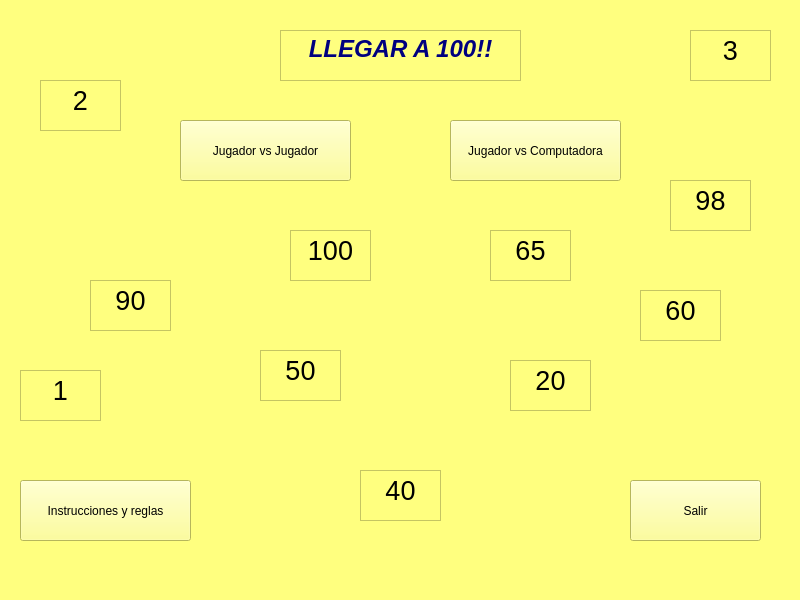
Old version of the form Interfaz/mainwindow.ui in the repository CastilloSebas2005/PI_EnsambladorG04_llegarA100.
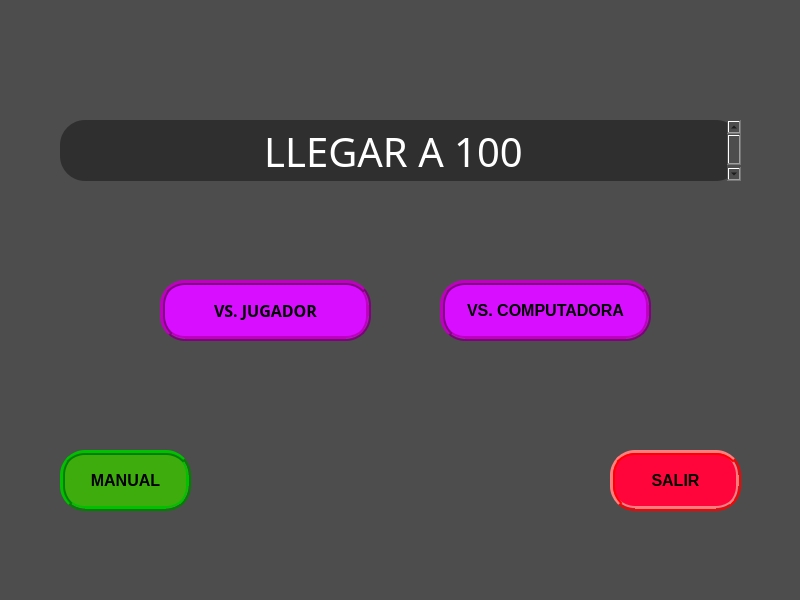
New version of the form.

Commit message: interfaz menu

```diff
--- a/Interfaz/mainwindow.ui
+++ b/Interfaz/mainwindow.ui
@@ -26,363 +26,171 @@
    <string>MainWindow</string>
   </property>
   <property name="styleSheet">
-   <string notr="true">background-color: rgb(255, 255, 127);</string>
+   <string notr="true">background-color: rgb(77, 77, 77);
+background-position: center;
+background-repeat: no-repeat;
+background-size: cover;</string>
   </property>
   <widget class="QWidget" name="centralwidget">
    <widget class="QPushButton" name="pushButton">
     <property name="geometry">
      <rect>
-      <x>180</x>
-      <y>120</y>
-      <width>171</width>
+      <x>160</x>
+      <y>280</y>
+      <width>211</width>
       <height>61</height>
      </rect>
     </property>
+    <property name="font">
+     <font>
+      <family>Sans Serif</family>
+      <pointsize>-1</pointsize>
+      <weight>75</weight>
+      <bold>true</bold>
+      <strikeout>false</strikeout>
+      <kerning>true</kerning>
+     </font>
+    </property>
     <property name="styleSheet">
-     <string notr="true">font: 9pt &quot;Source Code Pro&quot;;
-font: 700 italic 9pt &quot;C059 [UKWN]&quot;;</string>
+     <string notr="true">background: rgb(215, 14, 255);  /* Fondo morado */
+border-radius: 25px;  /* Bordes redondeados */
+border: 5px ridge purple;  /* Borde surcado morado */
+font-size: 16px;  /* Tamaño de fuente */
+padding: 0px;</string>
     </property>
     <property name="text">
-     <string>Jugador vs Jugador</string>
+     <string>VS. JUGADOR</string>
     </property>
    </widget>
    <widget class="QPushButton" name="pushButton_2">
     <property name="geometry">
      <rect>
-      <x>450</x>
-      <y>120</y>
-      <width>171</width>
+      <x>440</x>
+      <y>280</y>
+      <width>211</width>
       <height>61</height>
      </rect>
     </property>
+    <property name="font">
+     <font>
+      <pointsize>-1</pointsize>
+      <weight>75</weight>
+      <bold>true</bold>
+     </font>
+    </property>
     <property name="styleSheet">
-     <string notr="true">font: 700 italic 9pt &quot;C059 [UKWN]&quot;;</string>
+     <string notr="true">background: rgb(215, 14, 255);  /* Fondo morado */
+border-radius: 25px;  /* Bordes redondeados */
+border: 5px ridge purple;  /* Borde surcado morado */
+font-size: 16px;  /* Tamaño de fuente */
+padding: 0px;</string>
     </property>
     <property name="text">
-     <string>Jugador vs Computadora</string>
+     <string>VS. COMPUTADORA</string>
     </property>
    </widget>
    <widget class="QPushButton" name="pushButton_3">
     <property name="geometry">
      <rect>
-      <x>630</x>
-      <y>480</y>
+      <x>610</x>
+      <y>450</y>
       <width>131</width>
       <height>61</height>
      </rect>
     </property>
+    <property name="font">
+     <font>
+      <pointsize>-1</pointsize>
+      <weight>75</weight>
+      <bold>true</bold>
+     </font>
+    </property>
     <property name="styleSheet">
-     <string notr="true">font: 700 italic 9pt &quot;C059 [UKWN]&quot;;</string>
+     <string notr="true">background: rgb(255, 5, 59);  /* Fondo morado */
+border-radius: 25px;  /* Bordes redondeados */
+border: 5px ridge red;  /* Borde surcado morado */
+font-size: 16px;  /* Tamaño de fuente */
+padding: 0px;</string>
     </property>
     <property name="text">
-     <string>Salir</string>
+     <string>SALIR</string>
     </property>
    </widget>
    <widget class="QPushButton" name="pushButton_4">
     <property name="geometry">
      <rect>
-      <x>20</x>
-      <y>480</y>
-      <width>171</width>
+      <x>60</x>
+      <y>450</y>
+      <width>131</width>
       <height>61</height>
      </rect>
     </property>
+    <property name="font">
+     <font>
+      <pointsize>-1</pointsize>
+      <weight>75</weight>
+      <bold>true</bold>
+     </font>
+    </property>
     <property name="styleSheet">
-     <string notr="true">font: 700 italic 9pt &quot;C059 [UKWN]&quot;;</string>
+     <string notr="true">background: rgb(63, 172, 13);  /* Fondo morado */
+border-radius: 25px;  /* Bordes redondeados */
+border: 5px ridge green;  /* Borde surcado morado */
+font-size: 16px;  /* Tamaño de fuente */
+padding: 0px;</string>
     </property>
     <property name="text">
-     <string>Instrucciones y reglas</string>
+     <string>MANUAL</string>
     </property>
    </widget>
    <widget class="QTextEdit" name="textEdit">
     <property name="geometry">
      <rect>
-      <x>280</x>
-      <y>30</y>
-      <width>241</width>
-      <height>51</height>
+      <x>60</x>
+      <y>120</y>
+      <width>681</width>
+      <height>61</height>
      </rect>
     </property>
-    <property name="styleSheet">
-     <string notr="true">font: 700 italic 9pt &quot;C059 [UKWN]&quot;;</string>
+    <property name="font">
+     <font>
+      <family>Sans Serif</family>
+      <pointsize>20</pointsize>
+      <weight>75</weight>
+      <bold>true</bold>
+     </font>
     </property>
-    <property name="html">
-     <string>&lt;!DOCTYPE HTML PUBLIC &quot;-//W3C//DTD HTML 4.0//EN&quot; &quot;http://www.w3.org/TR/REC-html40/strict.dtd&quot;&gt;
-&lt;html&gt;&lt;head&gt;&lt;meta name=&quot;qrichtext&quot; content=&quot;1&quot; /&gt;&lt;meta charset=&quot;utf-8&quot; /&gt;&lt;style type=&quot;text/css&quot;&gt;
-p, li { white-space: pre-wrap; }
-hr { height: 1px; border-width: 0; }
-li.unchecked::marker { content: &quot;\2610&quot;; }
-li.checked::marker { content: &quot;\2612&quot;; }
-&lt;/style&gt;&lt;/head&gt;&lt;body style=&quot; font-family:'C059 [UKWN]'; font-size:9pt; font-weight:700; font-style:italic;&quot;&gt;
-&lt;p align=&quot;center&quot; style=&quot; margin-top:12px; margin-bottom:12px; margin-left:0px; margin-right:0px; -qt-block-indent:0; text-indent:0px;&quot;&gt;&lt;span style=&quot; font-size:18pt; color:#00007f;&quot;&gt;LLEGAR A 100!!&lt;/span&gt;&lt;/p&gt;&lt;/body&gt;&lt;/html&gt;</string>
+    <property name="mouseTracking">
+     <bool>false</bool>
     </property>
-   </widget>
-   <widget class="QTextEdit" name="textEdit_2">
-    <property name="geometry">
-     <rect>
-      <x>20</x>
-      <y>370</y>
-      <width>81</width>
-      <height>51</height>
-     </rect>
+    <property name="acceptDrops">
+     <bool>false</bool>
     </property>
-    <property name="styleSheet">
-     <string notr="true">font: 9pt &quot;C059 [UKWN]&quot;;</string>
+    <property name="autoFillBackground">
+     <bool>false</bool>
     </property>
-    <property name="html">
-     <string>&lt;!DOCTYPE HTML PUBLIC &quot;-//W3C//DTD HTML 4.0//EN&quot; &quot;http://www.w3.org/TR/REC-html40/strict.dtd&quot;&gt;
-&lt;html&gt;&lt;head&gt;&lt;meta name=&quot;qrichtext&quot; content=&quot;1&quot; /&gt;&lt;meta charset=&quot;utf-8&quot; /&gt;&lt;style type=&quot;text/css&quot;&gt;
-p, li { white-space: pre-wrap; }
-hr { height: 1px; border-width: 0; }
-li.unchecked::marker { content: &quot;\2610&quot;; }
-li.checked::marker { content: &quot;\2612&quot;; }
-&lt;/style&gt;&lt;/head&gt;&lt;body style=&quot; font-family:'C059 [UKWN]'; font-size:9pt; font-weight:400; font-style:normal;&quot;&gt;
-&lt;p align=&quot;center&quot; style=&quot; margin-top:0px; margin-bottom:0px; margin-left:0px; margin-right:0px; -qt-block-indent:0; text-indent:0px;&quot;&gt;&lt;span style=&quot; font-family:'Sans Serif'; font-size:20pt;&quot;&gt;1&lt;/span&gt;&lt;/p&gt;&lt;/body&gt;&lt;/html&gt;</string>
-    </property>
-   </widget>
-   <widget class="QTextEdit" name="textEdit_3">
-    <property name="geometry">
-     <rect>
-      <x>90</x>
-      <y>280</y>
-      <width>81</width>
-      <height>51</height>
-     </rect>
-    </property>
     <property name="styleSheet">
-     <string notr="true">font: 9pt &quot;C059 [UKWN]&quot;;</string>
+     <string notr="true">QTextEdit {
+	background: rgb(47, 47, 47);
+    font-family: Sans Serif;
+    font-size: 20pt;
+    font-weight: bold;
+    font-style: bold;
+	border-radius: 25px;  /* Bordes redondeados */
+}
+</string>
     </property>
-    <property name="html">
-     <string>&lt;!DOCTYPE HTML PUBLIC &quot;-//W3C//DTD HTML 4.0//EN&quot; &quot;http://www.w3.org/TR/REC-html40/strict.dtd&quot;&gt;
-&lt;html&gt;&lt;head&gt;&lt;meta name=&quot;qrichtext&quot; content=&quot;1&quot; /&gt;&lt;meta charset=&quot;utf-8&quot; /&gt;&lt;style type=&quot;text/css&quot;&gt;
-p, li { white-space: pre-wrap; }
-hr { height: 1px; border-width: 0; }
-li.unchecked::marker { content: &quot;\2610&quot;; }
-li.checked::marker { content: &quot;\2612&quot;; }
-&lt;/style&gt;&lt;/head&gt;&lt;body style=&quot; font-family:'C059 [UKWN]'; font-size:9pt; font-weight:400; font-style:normal;&quot;&gt;
-&lt;p align=&quot;center&quot; style=&quot; margin-top:0px; margin-bottom:0px; margin-left:0px; margin-right:0px; -qt-block-indent:0; text-indent:0px;&quot;&gt;&lt;span style=&quot; font-family:'Sans Serif'; font-size:20pt;&quot;&gt;90&lt;/span&gt;&lt;/p&gt;&lt;/body&gt;&lt;/html&gt;</string>
+    <property name="sizeAdjustPolicy">
+     <enum>QAbstractScrollArea::AdjustToContentsOnFirstShow</enum>
     </property>
-   </widget>
-   <widget class="QTextEdit" name="textEdit_4">
-    <property name="geometry">
-     <rect>
-      <x>640</x>
-      <y>290</y>
-      <width>81</width>
-      <height>51</height>
-     </rect>
-    </property>
-    <property name="styleSheet">
-     <string notr="true">font: 9pt &quot;C059 [UKWN]&quot;;</string>
-    </property>
     <property name="html">
      <string>&lt;!DOCTYPE HTML PUBLIC &quot;-//W3C//DTD HTML 4.0//EN&quot; &quot;http://www.w3.org/TR/REC-html40/strict.dtd&quot;&gt;
-&lt;html&gt;&lt;head&gt;&lt;meta name=&quot;qrichtext&quot; content=&quot;1&quot; /&gt;&lt;meta charset=&quot;utf-8&quot; /&gt;&lt;style type=&quot;text/css&quot;&gt;
+&lt;html&gt;&lt;head&gt;&lt;meta name=&quot;qrichtext&quot; content=&quot;1&quot; /&gt;&lt;style type=&quot;text/css&quot;&gt;
 p, li { white-space: pre-wrap; }
-hr { height: 1px; border-width: 0; }
-li.unchecked::marker { content: &quot;\2610&quot;; }
-li.checked::marker { content: &quot;\2612&quot;; }
-&lt;/style&gt;&lt;/head&gt;&lt;body style=&quot; font-family:'C059 [UKWN]'; font-size:9pt; font-weight:400; font-style:normal;&quot;&gt;
-&lt;p align=&quot;center&quot; style=&quot; margin-top:0px; margin-bottom:0px; margin-left:0px; margin-right:0px; -qt-block-indent:0; text-indent:0px;&quot;&gt;&lt;span style=&quot; font-family:'Sans Serif'; font-size:20pt;&quot;&gt;60&lt;/span&gt;&lt;/p&gt;&lt;/body&gt;&lt;/html&gt;</string>
+&lt;/style&gt;&lt;/head&gt;&lt;body style=&quot; font-family:'Sans Serif'; font-size:20pt; font-weight:600; font-style:normal;&quot;&gt;
+&lt;p align=&quot;center&quot; style=&quot; margin-top:0px; margin-bottom:0px; margin-left:0px; margin-right:0px; -qt-block-indent:0; text-indent:0px;&quot;&gt;&lt;span style=&quot; font-size:30pt; font-weight:400; color:#ffffff;&quot;&gt;LLEGAR A 100&lt;/span&gt;&lt;/p&gt;&lt;/body&gt;&lt;/html&gt;</string>
     </property>
    </widget>
-   <widget class="QTextEdit" name="textEdit_5">
-    <property name="geometry">
-     <rect>
-      <x>670</x>
-      <y>180</y>
-      <width>81</width>
-      <height>51</height>
-     </rect>
-    </property>
-    <property name="styleSheet">
-     <string notr="true">font: 9pt &quot;C059 [UKWN]&quot;;</string>
-    </property>
-    <property name="html">
-     <string>&lt;!DOCTYPE HTML PUBLIC &quot;-//W3C//DTD HTML 4.0//EN&quot; &quot;http://www.w3.org/TR/REC-html40/strict.dtd&quot;&gt;
-&lt;html&gt;&lt;head&gt;&lt;meta name=&quot;qrichtext&quot; content=&quot;1&quot; /&gt;&lt;meta charset=&quot;utf-8&quot; /&gt;&lt;style type=&quot;text/css&quot;&gt;
-p, li { white-space: pre-wrap; }
-hr { height: 1px; border-width: 0; }
-li.unchecked::marker { content: &quot;\2610&quot;; }
-li.checked::marker { content: &quot;\2612&quot;; }
-&lt;/style&gt;&lt;/head&gt;&lt;body style=&quot; font-family:'C059 [UKWN]'; font-size:9pt; font-weight:400; font-style:normal;&quot;&gt;
-&lt;p align=&quot;center&quot; style=&quot; margin-top:0px; margin-bottom:0px; margin-left:0px; margin-right:0px; -qt-block-indent:0; text-indent:0px;&quot;&gt;&lt;span style=&quot; font-family:'Sans Serif'; font-size:20pt;&quot;&gt;98&lt;/span&gt;&lt;/p&gt;&lt;/body&gt;&lt;/html&gt;</string>
-    </property>
-   </widget>
-   <widget class="QTextEdit" name="textEdit_6">
-    <property name="geometry">
-     <rect>
-      <x>290</x>
-      <y>230</y>
-      <width>81</width>
-      <height>51</height>
-     </rect>
-    </property>
-    <property name="styleSheet">
-     <string notr="true">font: 9pt &quot;C059 [UKWN]&quot;;</string>
-    </property>
-    <property name="html">
-     <string>&lt;!DOCTYPE HTML PUBLIC &quot;-//W3C//DTD HTML 4.0//EN&quot; &quot;http://www.w3.org/TR/REC-html40/strict.dtd&quot;&gt;
-&lt;html&gt;&lt;head&gt;&lt;meta name=&quot;qrichtext&quot; content=&quot;1&quot; /&gt;&lt;meta charset=&quot;utf-8&quot; /&gt;&lt;style type=&quot;text/css&quot;&gt;
-p, li { white-space: pre-wrap; }
-hr { height: 1px; border-width: 0; }
-li.unchecked::marker { content: &quot;\2610&quot;; }
-li.checked::marker { content: &quot;\2612&quot;; }
-&lt;/style&gt;&lt;/head&gt;&lt;body style=&quot; font-family:'C059 [UKWN]'; font-size:9pt; font-weight:400; font-style:normal;&quot;&gt;
-&lt;p align=&quot;center&quot; style=&quot; margin-top:0px; margin-bottom:0px; margin-left:0px; margin-right:0px; -qt-block-indent:0; text-indent:0px;&quot;&gt;&lt;span style=&quot; font-family:'Sans Serif'; font-size:20pt;&quot;&gt;100&lt;/span&gt;&lt;/p&gt;&lt;/body&gt;&lt;/html&gt;</string>
-    </property>
-   </widget>
-   <widget class="QTextEdit" name="textEdit_7">
-    <property name="geometry">
-     <rect>
-      <x>360</x>
-      <y>470</y>
-      <width>81</width>
-      <height>51</height>
-     </rect>
-    </property>
-    <property name="styleSheet">
-     <string notr="true">font: 9pt &quot;C059 [UKWN]&quot;;</string>
-    </property>
-    <property name="html">
-     <string>&lt;!DOCTYPE HTML PUBLIC &quot;-//W3C//DTD HTML 4.0//EN&quot; &quot;http://www.w3.org/TR/REC-html40/strict.dtd&quot;&gt;
-&lt;html&gt;&lt;head&gt;&lt;meta name=&quot;qrichtext&quot; content=&quot;1&quot; /&gt;&lt;meta charset=&quot;utf-8&quot; /&gt;&lt;style type=&quot;text/css&quot;&gt;
-p, li { white-space: pre-wrap; }
-hr { height: 1px; border-width: 0; }
-li.unchecked::marker { content: &quot;\2610&quot;; }
-li.checked::marker { content: &quot;\2612&quot;; }
-&lt;/style&gt;&lt;/head&gt;&lt;body style=&quot; font-family:'C059 [UKWN]'; font-size:9pt; font-weight:400; font-style:normal;&quot;&gt;
-&lt;p align=&quot;center&quot; style=&quot; margin-top:0px; margin-bottom:0px; margin-left:0px; margin-right:0px; -qt-block-indent:0; text-indent:0px;&quot;&gt;&lt;span style=&quot; font-family:'Sans Serif'; font-size:20pt;&quot;&gt;40&lt;/span&gt;&lt;/p&gt;&lt;/body&gt;&lt;/html&gt;</string>
-    </property>
-   </widget>
-   <widget class="QTextEdit" name="textEdit_8">
-    <property name="geometry">
-     <rect>
-      <x>260</x>
-      <y>350</y>
-      <width>81</width>
-      <height>51</height>
-     </rect>
-    </property>
-    <property name="styleSheet">
-     <string notr="true">font: 9pt &quot;C059 [UKWN]&quot;;</string>
-    </property>
-    <property name="html">
-     <string>&lt;!DOCTYPE HTML PUBLIC &quot;-//W3C//DTD HTML 4.0//EN&quot; &quot;http://www.w3.org/TR/REC-html40/strict.dtd&quot;&gt;
-&lt;html&gt;&lt;head&gt;&lt;meta name=&quot;qrichtext&quot; content=&quot;1&quot; /&gt;&lt;meta charset=&quot;utf-8&quot; /&gt;&lt;style type=&quot;text/css&quot;&gt;
-p, li { white-space: pre-wrap; }
-hr { height: 1px; border-width: 0; }
-li.unchecked::marker { content: &quot;\2610&quot;; }
-li.checked::marker { content: &quot;\2612&quot;; }
-&lt;/style&gt;&lt;/head&gt;&lt;body style=&quot; font-family:'C059 [UKWN]'; font-size:9pt; font-weight:400; font-style:normal;&quot;&gt;
-&lt;p align=&quot;center&quot; style=&quot; margin-top:0px; margin-bottom:0px; margin-left:0px; margin-right:0px; -qt-block-indent:0; text-indent:0px;&quot;&gt;&lt;span style=&quot; font-family:'Sans Serif'; font-size:20pt;&quot;&gt;50&lt;/span&gt;&lt;/p&gt;&lt;/body&gt;&lt;/html&gt;</string>
-    </property>
-   </widget>
-   <widget class="QTextEdit" name="textEdit_9">
-    <property name="geometry">
-     <rect>
-      <x>490</x>
-      <y>230</y>
-      <width>81</width>
-      <height>51</height>
-     </rect>
-    </property>
-    <property name="styleSheet">
-     <string notr="true">font: 9pt &quot;C059 [UKWN]&quot;;</string>
-    </property>
-    <property name="html">
-     <string>&lt;!DOCTYPE HTML PUBLIC &quot;-//W3C//DTD HTML 4.0//EN&quot; &quot;http://www.w3.org/TR/REC-html40/strict.dtd&quot;&gt;
-&lt;html&gt;&lt;head&gt;&lt;meta name=&quot;qrichtext&quot; content=&quot;1&quot; /&gt;&lt;meta charset=&quot;utf-8&quot; /&gt;&lt;style type=&quot;text/css&quot;&gt;
-p, li { white-space: pre-wrap; }
-hr { height: 1px; border-width: 0; }
-li.unchecked::marker { content: &quot;\2610&quot;; }
-li.checked::marker { content: &quot;\2612&quot;; }
-&lt;/style&gt;&lt;/head&gt;&lt;body style=&quot; font-family:'C059 [UKWN]'; font-size:9pt; font-weight:400; font-style:normal;&quot;&gt;
-&lt;p align=&quot;center&quot; style=&quot; margin-top:0px; margin-bottom:0px; margin-left:0px; margin-right:0px; -qt-block-indent:0; text-indent:0px;&quot;&gt;&lt;span style=&quot; font-family:'Sans Serif'; font-size:20pt;&quot;&gt;65&lt;/span&gt;&lt;/p&gt;&lt;/body&gt;&lt;/html&gt;</string>
-    </property>
-   </widget>
-   <widget class="QTextEdit" name="textEdit_10">
-    <property name="geometry">
-     <rect>
-      <x>40</x>
-      <y>80</y>
-      <width>81</width>
-      <height>51</height>
-     </rect>
-    </property>
-    <property name="styleSheet">
-     <string notr="true">font: 9pt &quot;C059 [UKWN]&quot;;</string>
-    </property>
-    <property name="html">
-     <string>&lt;!DOCTYPE HTML PUBLIC &quot;-//W3C//DTD HTML 4.0//EN&quot; &quot;http://www.w3.org/TR/REC-html40/strict.dtd&quot;&gt;
-&lt;html&gt;&lt;head&gt;&lt;meta name=&quot;qrichtext&quot; content=&quot;1&quot; /&gt;&lt;meta charset=&quot;utf-8&quot; /&gt;&lt;style type=&quot;text/css&quot;&gt;
-p, li { white-space: pre-wrap; }
-hr { height: 1px; border-width: 0; }
-li.unchecked::marker { content: &quot;\2610&quot;; }
-li.checked::marker { content: &quot;\2612&quot;; }
-&lt;/style&gt;&lt;/head&gt;&lt;body style=&quot; font-family:'C059 [UKWN]'; font-size:9pt; font-weight:400; font-style:normal;&quot;&gt;
-&lt;p align=&quot;center&quot; style=&quot; margin-top:0px; margin-bottom:0px; margin-left:0px; margin-right:0px; -qt-block-indent:0; text-indent:0px;&quot;&gt;&lt;span style=&quot; font-family:'Sans Serif'; font-size:20pt;&quot;&gt;2&lt;/span&gt;&lt;/p&gt;&lt;/body&gt;&lt;/html&gt;</string>
-    </property>
-   </widget>
-   <widget class="QTextEdit" name="textEdit_11">
-    <property name="geometry">
-     <rect>
-      <x>510</x>
-      <y>360</y>
-      <width>81</width>
-      <height>51</height>
-     </rect>
-    </property>
-    <property name="toolTip">
-     <string>&lt;html&gt;&lt;head/&gt;&lt;body&gt;&lt;p&gt;m,k&lt;/p&gt;&lt;/body&gt;&lt;/html&gt;</string>
-    </property>
-    <property name="styleSheet">
-     <string notr="true">font: 9pt &quot;C059 [UKWN]&quot;;</string>
-    </property>
-    <property name="html">
-     <string>&lt;!DOCTYPE HTML PUBLIC &quot;-//W3C//DTD HTML 4.0//EN&quot; &quot;http://www.w3.org/TR/REC-html40/strict.dtd&quot;&gt;
-&lt;html&gt;&lt;head&gt;&lt;meta name=&quot;qrichtext&quot; content=&quot;1&quot; /&gt;&lt;meta charset=&quot;utf-8&quot; /&gt;&lt;style type=&quot;text/css&quot;&gt;
-p, li { white-space: pre-wrap; }
-hr { height: 1px; border-width: 0; }
-li.unchecked::marker { content: &quot;\2610&quot;; }
-li.checked::marker { content: &quot;\2612&quot;; }
-&lt;/style&gt;&lt;/head&gt;&lt;body style=&quot; font-family:'C059 [UKWN]'; font-size:9pt; font-weight:400; font-style:normal;&quot;&gt;
-&lt;p align=&quot;center&quot; style=&quot; margin-top:0px; margin-bottom:0px; margin-left:0px; margin-right:0px; -qt-block-indent:0; text-indent:0px;&quot;&gt;&lt;span style=&quot; font-family:'Sans Serif'; font-size:20pt;&quot;&gt;20&lt;/span&gt;&lt;/p&gt;&lt;/body&gt;&lt;/html&gt;</string>
-    </property>
-   </widget>
-   <widget class="QTextEdit" name="textEdit_12">
-    <property name="geometry">
-     <rect>
-      <x>690</x>
-      <y>30</y>
-      <width>81</width>
-      <height>51</height>
-     </rect>
-    </property>
-    <property name="styleSheet">
-     <string notr="true">font: 9pt &quot;C059 [UKWN]&quot;;</string>
-    </property>
-    <property name="html">
-     <string>&lt;!DOCTYPE HTML PUBLIC &quot;-//W3C//DTD HTML 4.0//EN&quot; &quot;http://www.w3.org/TR/REC-html40/strict.dtd&quot;&gt;
-&lt;html&gt;&lt;head&gt;&lt;meta name=&quot;qrichtext&quot; content=&quot;1&quot; /&gt;&lt;meta charset=&quot;utf-8&quot; /&gt;&lt;style type=&quot;text/css&quot;&gt;
-p, li { white-space: pre-wrap; }
-hr { height: 1px; border-width: 0; }
-li.unchecked::marker { content: &quot;\2610&quot;; }
-li.checked::marker { content: &quot;\2612&quot;; }
-&lt;/style&gt;&lt;/head&gt;&lt;body style=&quot; font-family:'C059 [UKWN]'; font-size:9pt; font-weight:400; font-style:normal;&quot;&gt;
-&lt;p align=&quot;center&quot; style=&quot; margin-top:0px; margin-bottom:0px; margin-left:0px; margin-right:0px; -qt-block-indent:0; text-indent:0px;&quot;&gt;&lt;span style=&quot; font-family:'Sans Serif'; font-size:20pt;&quot;&gt;3&lt;/span&gt;&lt;/p&gt;&lt;/body&gt;&lt;/html&gt;</string>
-    </property>
-   </widget>
-  </widget>
-  <widget class="QMenuBar" name="menubar">
-   <property name="geometry">
-    <rect>
-     <x>0</x>
-     <y>0</y>
-     <width>800</width>
-     <height>19</height>
-    </rect>
-   </property>
   </widget>
  </widget>
  <resources/>
```
